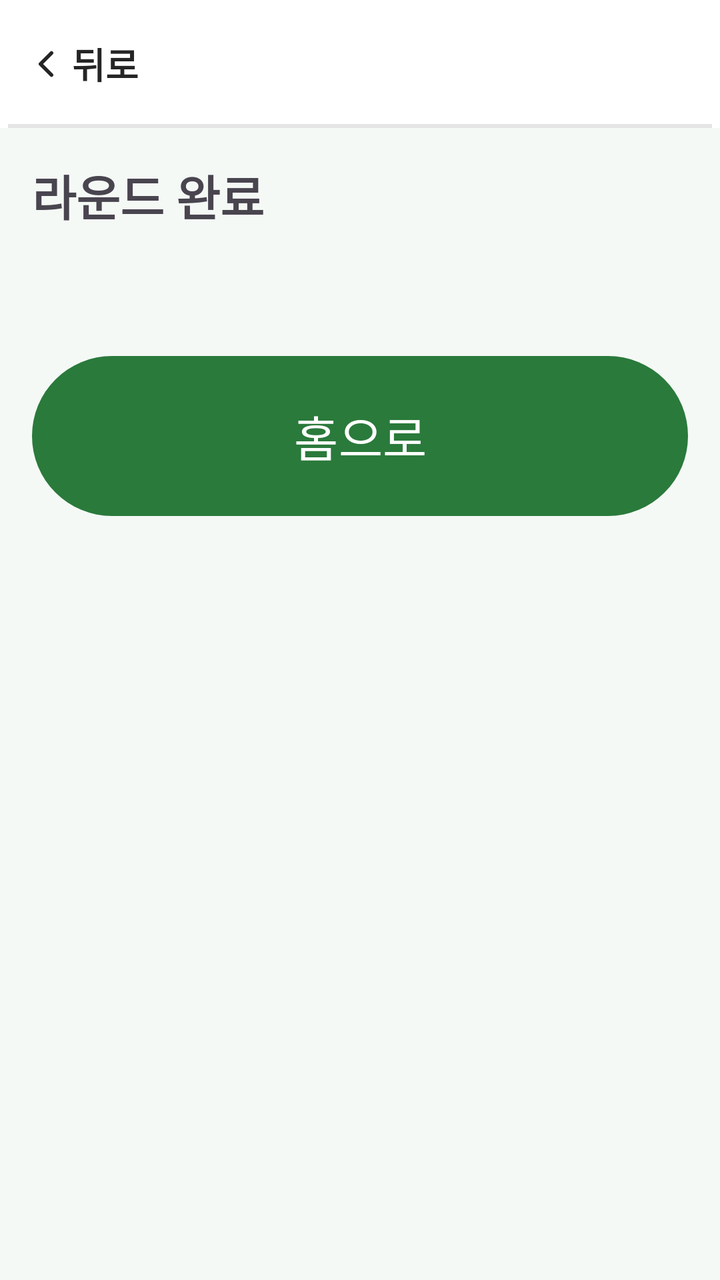
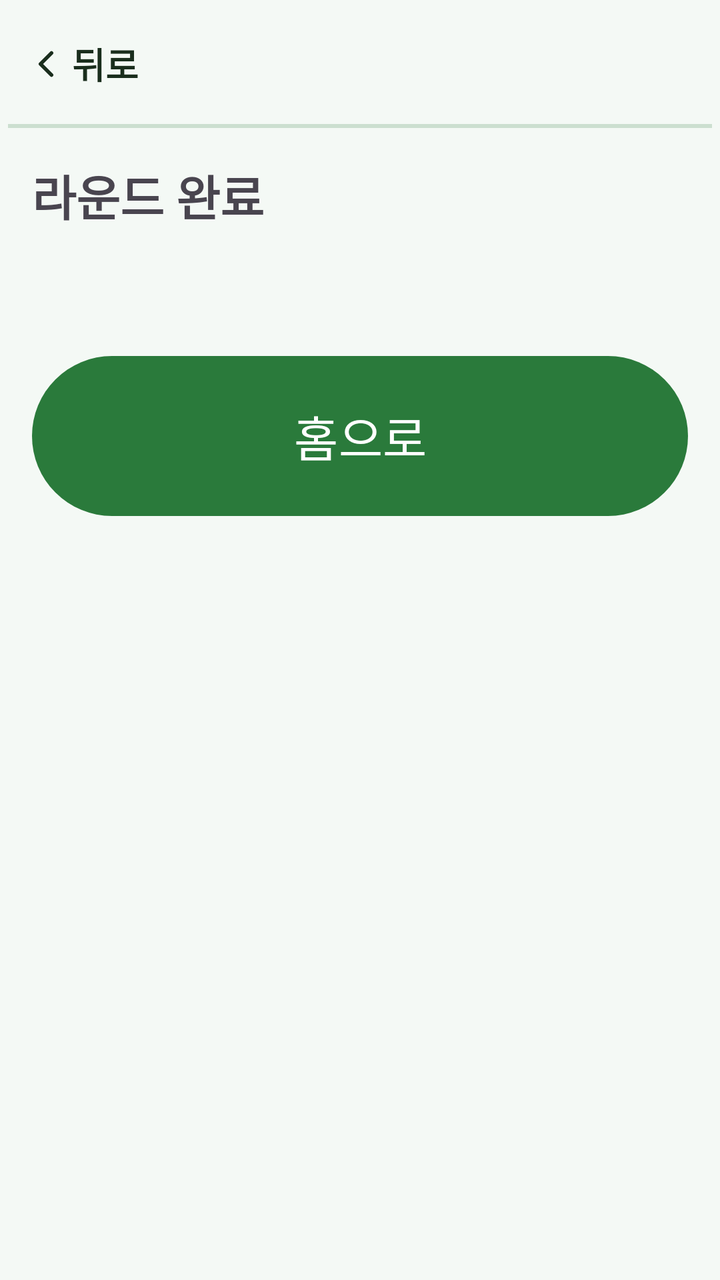

Before-and-after screenshots of an Android layout around one commit, followed by the original layout XML and the change that was made.
<!-- AndroidManifest.xml: application theme Theme.ParkGolf -->
<!-- res/layout/fragment_round_summary.xml -->
<?xml version="1.0" encoding="utf-8"?>
<LinearLayout xmlns:android="http://schemas.android.com/apk/res/android"
    android:layout_width="match_parent" android:layout_height="match_parent"
    android:orientation="vertical">
    <include android:id="@+id/topBar" layout="@layout/view_top_bar" />
    <ScrollView
        android:layout_width="match_parent" android:layout_height="0dp" android:layout_weight="1"
        android:fillViewport="true" android:padding="@dimen/screen_padding">
        <LinearLayout android:layout_width="match_parent" android:layout_height="wrap_content"
            android:orientation="vertical">
            <TextView android:layout_width="wrap_content" android:layout_height="wrap_content"
                android:text="@string/round_complete" android:textSize="@dimen/title_text"
                android:textStyle="bold" />
            <TextView android:id="@+id/tvVenue"
                android:layout_width="wrap_content" android:layout_height="wrap_content"
                android:textColor="@color/text_muted" android:layout_marginBottom="16dp" />
            <LinearLayout android:id="@+id/rankContainer"
                android:layout_width="match_parent" android:layout_height="wrap_content"
                android:orientation="vertical" />
            <Button android:id="@+id/btnDone"
                android:layout_width="match_parent" android:layout_height="wrap_content"
                android:minHeight="88dp" android:text="@string/to_home"
                android:textSize="@dimen/title_text" android:layout_marginTop="24dp" />
        </LinearLayout>
    </ScrollView>
</LinearLayout>
<!-- res/layout/view_top_bar.xml (included above) -->
<?xml version="1.0" encoding="utf-8"?>
<androidx.constraintlayout.widget.ConstraintLayout
    xmlns:android="http://schemas.android.com/apk/res/android"
    xmlns:app="http://schemas.android.com/apk/res-auto"
    android:layout_width="match_parent"
    android:layout_height="wrap_content"
    android:background="@color/background"
    android:minHeight="64dp"
    android:paddingHorizontal="4dp">

    <LinearLayout
        android:id="@+id/btnBack"
        android:layout_width="wrap_content"
        android:layout_height="@dimen/touch_min"
        android:orientation="horizontal"
        android:gravity="center_vertical"
        android:paddingHorizontal="8dp"
        android:background="?attr/selectableItemBackground"
        android:clickable="true"
        android:focusable="true"
        android:contentDescription="@string/back"
        app:layout_constraintStart_toStartOf="parent"
        app:layout_constraintTop_toTopOf="parent"
        app:layout_constraintBottom_toBottomOf="parent">
        <ImageView
            android:layout_width="22dp" android:layout_height="22dp"
            android:src="@drawable/ic_chevron_left"
            android:importantForAccessibility="no" />
        <TextView
            android:layout_width="wrap_content" android:layout_height="wrap_content"
            android:layout_marginStart="2dp"
            android:text="@string/back"
            android:textColor="@color/foreground"
            android:textSize="@dimen/body_text"
            android:textStyle="bold" />
    </LinearLayout>

    <TextView
        android:id="@+id/tvBarTitle"
        android:layout_width="0dp"
        android:layout_height="wrap_content"
        android:gravity="center"
        android:textSize="@dimen/body_text"
        android:textStyle="bold"
        android:textColor="@color/foreground"
        android:maxLines="1"
        android:ellipsize="end"
        app:layout_constraintStart_toEndOf="@id/btnBack"
        app:layout_constraintEnd_toStartOf="@id/barSpacer"
        app:layout_constraintTop_toTopOf="parent"
        app:layout_constraintBottom_toBottomOf="parent" />

    <Space
        android:id="@+id/barSpacer"
        android:layout_width="72dp"
        android:layout_height="1dp"
        app:layout_constraintEnd_toEndOf="parent"
        app:layout_constraintTop_toTopOf="parent" />

    <View android:layout_width="0dp" android:layout_height="@dimen/border_width"
        android:background="@color/border"
        app:layout_constraintStart_toStartOf="parent"
        app:layout_constraintEnd_toEndOf="parent"
        app:layout_constraintBottom_toBottomOf="parent" />
</androidx.constraintlayout.widget.ConstraintLayout>
<!-- resources referenced by this layout -->
<resources>
  <color name="background">#FFFFFF</color>
  <color name="border">#1A000000</color>
  <color name="foreground">#252525</color>
  <color name="text_muted">#717182</color>
  <dimen name="body_text">18sp</dimen>
  <dimen name="border_width">2dp</dimen>
  <dimen name="screen_padding">16dp</dimen>
  <dimen name="title_text">24sp</dimen>
  <dimen name="touch_min">56dp</dimen>
  <!-- drawable ic_chevron_left (drawable) -->
  <vector xmlns:android="http://schemas.android.com/apk/res/android" android:width="24dp" android:height="24dp" android:viewportWidth="24" android:viewportHeight="24">
      <path android:strokeColor="@color/foreground" android:strokeWidth="2" android:strokeLineCap="round" android:strokeLineJoin="round" android:pathData="M15,18 L9,12 L15,6" />
  </vector>
  <string name="back">뒤로</string>
  <string name="round_complete">라운드 완료</string>
  <string name="to_home">홈으로</string>
  <style name="Theme.ParkGolf" parent="Theme.ParkGolf.Green" />
  <style name="Theme.ParkGolf.Green" parent="Theme.ParkGolf.Base">
          <item name="colorPrimary">#2A7A3B</item>
          <item name="android:windowBackground">#F4F9F5</item>
          <item name="parkBackground">#F4F9F5</item>
          <item name="parkForeground">#1A2E1D</item>
          <item name="parkPrimary">#2A7A3B</item>
          <item name="parkPrimary10">#1A2A7A3B</item>
          <item name="parkSecondary">#E6F2E8</item>
          <item name="parkMuted">#EAF3EC</item>
          <item name="parkMutedForeground">#4E7255</item>
          <item name="parkAccent">#D2EBDA</item>
          <item name="parkAccentForeground">#1A3D21</item>
          <item name="parkBorder">#332A7A3B</item>
          <item name="parkInputBg">#EAF3EC</item>
      </style>
  <style name="Theme.ParkGolf.Base" parent="Theme.Material3.DayNight.NoActionBar">
          <item name="colorOnPrimary">@color/on_primary</item>
          <item name="android:textColorPrimary">?attr/parkForeground</item>
      </style>
  <color name="on_primary">#FFFFFF</color>
</resources>

<!-- the commit's change to res/layout/fragment_round_summary.xml (unified diff, before → after) -->
@@ -13,7 +13,7 @@
                 android:textStyle="bold" />
             <TextView android:id="@+id/tvVenue"
                 android:layout_width="wrap_content" android:layout_height="wrap_content"
-                android:textColor="@color/text_muted" android:layout_marginBottom="16dp" />
+                android:textColor="?attr/parkMutedForeground" android:layout_marginBottom="16dp" />
             <LinearLayout android:id="@+id/rankContainer"
                 android:layout_width="match_parent" android:layout_height="wrap_content"
                 android:orientation="vertical" />
@@ -31,7 +31,7 @@
     xmlns:app="http://schemas.android.com/apk/res-auto"
     android:layout_width="match_parent"
     android:layout_height="wrap_content"
-    android:background="@color/background"
+    android:background="?attr/parkBackground"
     android:minHeight="64dp"
     android:paddingHorizontal="4dp">
 
@@ -57,7 +57,7 @@
             android:layout_width="wrap_content" android:layout_height="wrap_content"
             android:layout_marginStart="2dp"
             android:text="@string/back"
-            android:textColor="@color/foreground"
+            android:textColor="?attr/parkForeground"
             android:textSize="@dimen/body_text"
             android:textStyle="bold" />
     </LinearLayout>
@@ -69,7 +69,7 @@
         android:gravity="center"
         android:textSize="@dimen/body_text"
         android:textStyle="bold"
-        android:textColor="@color/foreground"
+        android:textColor="?attr/parkForeground"
         android:maxLines="1"
         android:ellipsize="end"
         app:layout_constraintStart_toEndOf="@id/btnBack"
@@ -85,7 +85,7 @@
         app:layout_constraintTop_toTopOf="parent" />
 
     <View android:layout_width="0dp" android:layout_height="@dimen/border_width"
-        android:background="@color/border"
+        android:background="?attr/parkBorder"
         app:layout_constraintStart_toStartOf="parent"
         app:layout_constraintEnd_toEndOf="parent"
         app:layout_constraintBottom_toBottomOf="parent" />
<!-- resource entries referenced after the edit -->
@@ -1,9 +1,5 @@
 <!-- resources referenced by this layout -->
 <resources>
-  <color name="background">#FFFFFF</color>
-  <color name="border">#1A000000</color>
-  <color name="foreground">#252525</color>
-  <color name="text_muted">#717182</color>
   <dimen name="body_text">18sp</dimen>
   <dimen name="border_width">2dp</dimen>
   <dimen name="screen_padding">16dp</dimen>
@@ -11,7 +7,7 @@
   <dimen name="touch_min">56dp</dimen>
   <!-- drawable ic_chevron_left (drawable) -->
   <vector xmlns:android="http://schemas.android.com/apk/res/android" android:width="24dp" android:height="24dp" android:viewportWidth="24" android:viewportHeight="24">
-      <path android:strokeColor="@color/foreground" android:strokeWidth="2" android:strokeLineCap="round" android:strokeLineJoin="round" android:pathData="M15,18 L9,12 L15,6" />
+      <path android:strokeColor="?attr/parkForeground" android:strokeWidth="2" android:strokeLineCap="round" android:strokeLineJoin="round" android:pathData="M15,18 L9,12 L15,6" />
   </vector>
   <string name="back">뒤로</string>
   <string name="round_complete">라운드 완료</string>
